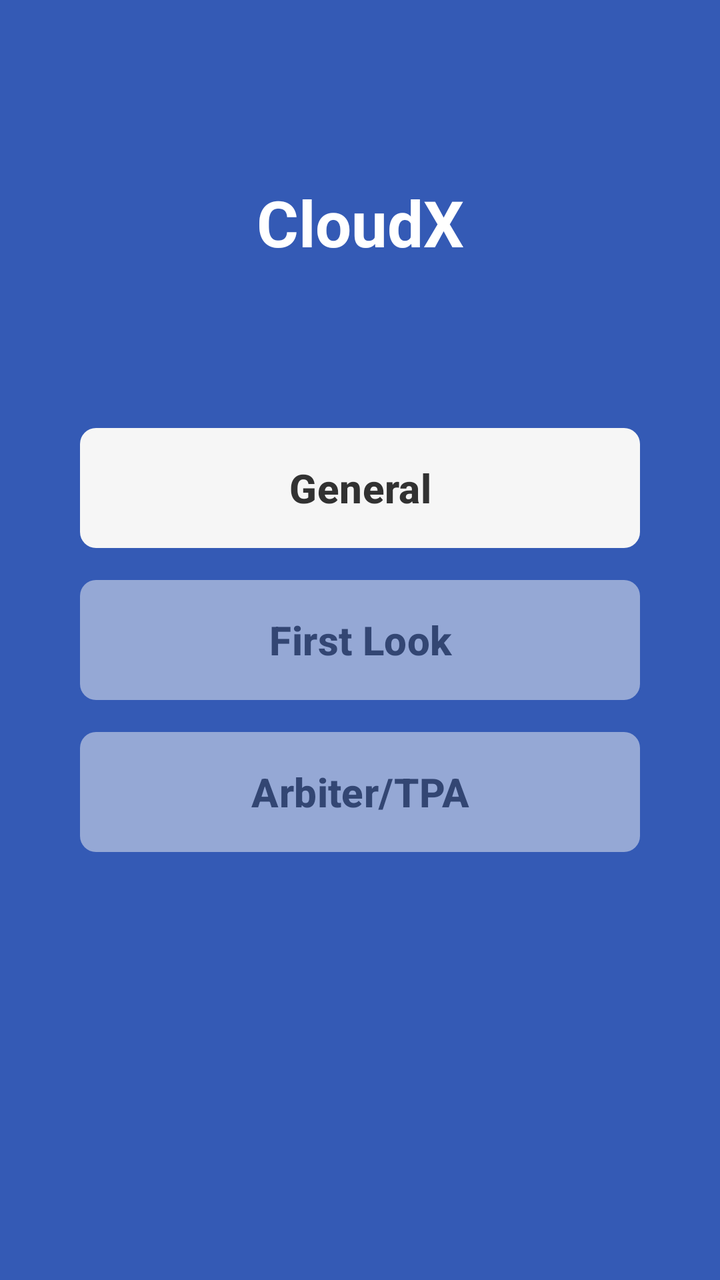
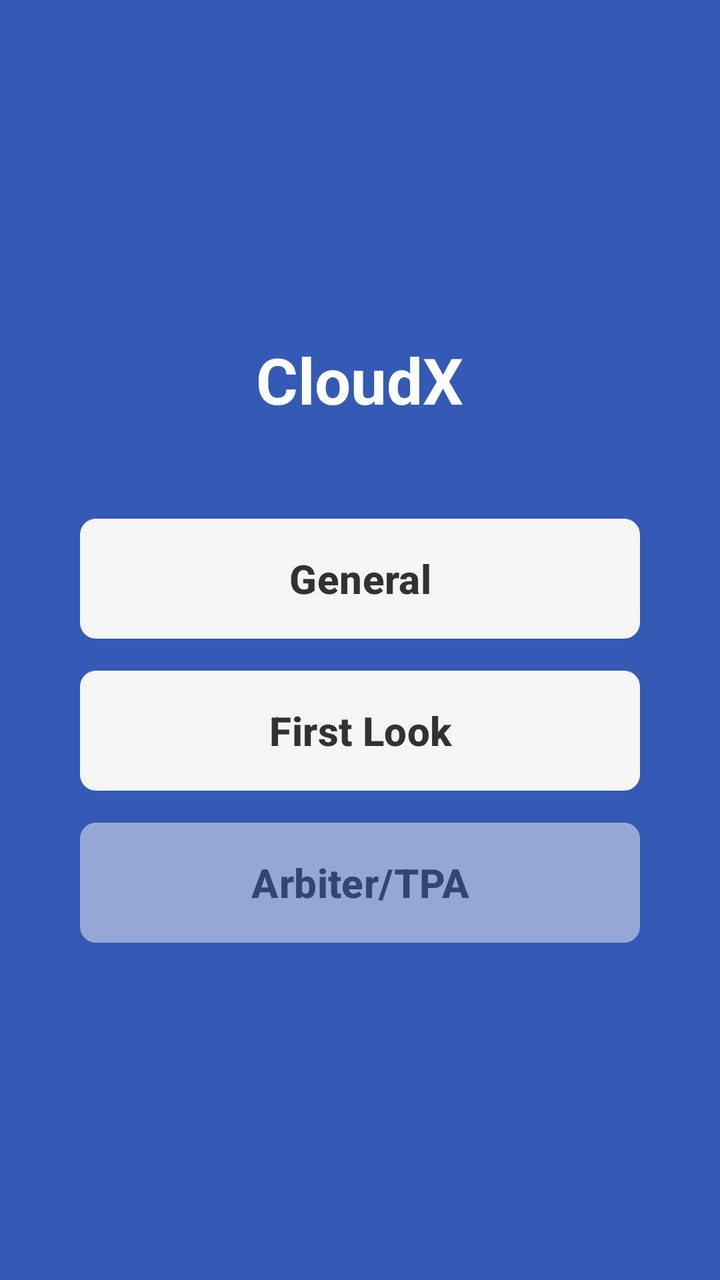

Screens rendered from an Android XML layout before and after an edit, with the pre-edit source and the edit as a unified diff.
<!-- AndroidManifest.xml: activity theme Theme.Cloudxsdk.Options -->
<!-- res/layout/activity_options.xml -->
<?xml version="1.0" encoding="utf-8"?>
<androidx.constraintlayout.widget.ConstraintLayout
    xmlns:android="http://schemas.android.com/apk/res/android"
    xmlns:app="http://schemas.android.com/apk/res-auto"
    android:layout_width="match_parent"
    android:layout_height="match_parent">

    <TextView
        android:id="@+id/options_title"
        android:layout_width="wrap_content"
        android:layout_height="wrap_content"
        android:text="@string/options_title"
        android:textColor="@android:color/white"
        android:textSize="32sp"
        android:textStyle="bold"
        app:layout_constraintTop_toTopOf="parent"
        app:layout_constraintBottom_toBottomOf="parent"
        app:layout_constraintStart_toStartOf="parent"
        app:layout_constraintEnd_toEndOf="parent"
        app:layout_constraintVertical_bias="0.15" />

    <LinearLayout
        android:layout_width="0dp"
        android:layout_height="wrap_content"
        android:layout_marginStart="24dp"
        android:layout_marginEnd="24dp"
        android:orientation="vertical"
        app:layout_constraintWidth_max="280dp"
        app:layout_constraintTop_toTopOf="parent"
        app:layout_constraintBottom_toBottomOf="parent"
        app:layout_constraintStart_toStartOf="parent"
        app:layout_constraintEnd_toEndOf="parent">

        <com.google.android.material.button.MaterialButton
            android:id="@+id/btn_general"
            style="@style/Widget.Material3.Button"
            android:layout_width="match_parent"
            android:layout_height="wrap_content"
            android:minHeight="60dp"
            android:insetTop="0dp"
            android:insetBottom="0dp"
            android:singleLine="false"
            android:text="@string/options_general"
            android:textColor="@color/options_button_text"
            android:textSize="20sp"
            android:textStyle="bold"
            app:backgroundTint="@color/options_button"
            app:cornerRadius="8dp" />

        <com.google.android.material.button.MaterialButton
            android:id="@+id/btn_first_look"
            style="@style/Widget.Material3.Button"
            android:layout_width="match_parent"
            android:layout_height="wrap_content"
            android:minHeight="60dp"
            android:layout_marginTop="16dp"
            android:insetTop="0dp"
            android:insetBottom="0dp"
            android:singleLine="false"
            android:alpha="0.5"
            android:enabled="false"
            android:text="@string/options_first_look"
            android:textColor="@color/options_button_text"
            android:textSize="20sp"
            android:textStyle="bold"
            app:backgroundTint="@color/options_button"
            app:cornerRadius="8dp" />

        <com.google.android.material.button.MaterialButton
            android:id="@+id/btn_arbiter_tpa"
            style="@style/Widget.Material3.Button"
            android:layout_width="match_parent"
            android:layout_height="wrap_content"
            android:minHeight="60dp"
            android:layout_marginTop="16dp"
            android:insetTop="0dp"
            android:insetBottom="0dp"
            android:singleLine="false"
            android:alpha="0.5"
            android:enabled="false"
            android:text="@string/options_arbiter_tpa"
            android:textColor="@color/options_button_text"
            android:textSize="20sp"
            android:textStyle="bold"
            app:backgroundTint="@color/options_button"
            app:cornerRadius="8dp" />
    </LinearLayout>

</androidx.constraintlayout.widget.ConstraintLayout>
<!-- resources referenced by this layout -->
<resources>
  <color name="options_button">#F6F6F6</color>
  <color name="options_button_text">#323232</color>
  <string name="options_arbiter_tpa">Arbiter/TPA</string>
  <string name="options_first_look">First Look</string>
  <string name="options_general">General</string>
  <string name="options_title">CloudX</string>
  <style name="Theme.Cloudxsdk.Options">
          <item name="android:windowBackground">@color/options_background</item>
          <item name="android:statusBarColor">@color/options_background</item>
          <item name="android:navigationBarColor">@color/options_background</item>
          <item name="android:windowLightStatusBar">false</item>
          <item name="android:windowLightNavigationBar" tools:targetApi="27">false</item>
          <item name="android:enforceStatusBarContrast" tools:targetApi="29">false</item>
      </style>
  <color name="options_background">#345AB5</color>
</resources>

<!-- the commit's change to res/layout/activity_options.xml (unified diff, before → after) -->
@@ -1,89 +1,93 @@
 <?xml version="1.0" encoding="utf-8"?>
-<androidx.constraintlayout.widget.ConstraintLayout
-    xmlns:android="http://schemas.android.com/apk/res/android"
+<ScrollView xmlns:android="http://schemas.android.com/apk/res/android"
     xmlns:app="http://schemas.android.com/apk/res-auto"
     android:layout_width="match_parent"
-    android:layout_height="match_parent">
-
-    <TextView
-        android:id="@+id/options_title"
-        android:layout_width="wrap_content"
-        android:layout_height="wrap_content"
-        android:text="@string/options_title"
-        android:textColor="@android:color/white"
-        android:textSize="32sp"
-        android:textStyle="bold"
-        app:layout_constraintTop_toTopOf="parent"
-        app:layout_constraintBottom_toBottomOf="parent"
-        app:layout_constraintStart_toStartOf="parent"
-        app:layout_constraintEnd_toEndOf="parent"
-        app:layout_constraintVertical_bias="0.15" />
+    android:layout_height="match_parent"
+    android:fitsSystemWindows="true"
+    android:fillViewport="true">
 
     <LinearLayout
-        android:layout_width="0dp"
+        android:layout_width="match_parent"
         android:layout_height="wrap_content"
-        android:layout_marginStart="24dp"
-        android:layout_marginEnd="24dp"
+        android:gravity="center"
         android:orientation="vertical"
-        app:layout_constraintWidth_max="280dp"
-        app:layout_constraintTop_toTopOf="parent"
-        app:layout_constraintBottom_toBottomOf="parent"
-        app:layout_constraintStart_toStartOf="parent"
-        app:layout_constraintEnd_toEndOf="parent">
+        android:padding="24dp">
 
-        <com.google.android.material.button.MaterialButton
-            android:id="@+id/btn_general"
-            style="@style/Widget.Material3.Button"
+        <TextView
+            android:id="@+id/options_title"
+            android:layout_width="wrap_content"
+            android:layout_height="wrap_content"
+            android:layout_marginBottom="48dp"
+            android:text="@string/options_title"
+            android:textColor="@android:color/white"
+            android:textSize="32sp"
+            android:textStyle="bold" />
+
+        <androidx.constraintlayout.widget.ConstraintLayout
             android:layout_width="match_parent"
-            android:layout_height="wrap_content"
-            android:minHeight="60dp"
-            android:insetTop="0dp"
-            android:insetBottom="0dp"
-            android:singleLine="false"
-            android:text="@string/options_general"
-            android:textColor="@color/options_button_text"
-            android:textSize="20sp"
-            android:textStyle="bold"
-            app:backgroundTint="@color/options_button"
-            app:cornerRadius="8dp" />
+            android:layout_height="wrap_content">
 
-        <com.google.android.material.button.MaterialButton
-            android:id="@+id/btn_first_look"
-            style="@style/Widget.Material3.Button"
-            android:layout_width="match_parent"
-            android:layout_height="wrap_content"
-            android:minHeight="60dp"
-            android:layout_marginTop="16dp"
-            android:insetTop="0dp"
-            android:insetBottom="0dp"
-            android:singleLine="false"
-            android:alpha="0.5"
-            android:enabled="false"
-            android:text="@string/options_first_look"
-            android:textColor="@color/options_button_text"
-            android:textSize="20sp"
-            android:textStyle="bold"
-            app:backgroundTint="@color/options_button"
-            app:cornerRadius="8dp" />
+            <LinearLayout
+                android:layout_width="0dp"
+                android:layout_height="wrap_content"
+                android:orientation="vertical"
+                app:layout_constraintWidth_max="280dp"
+                app:layout_constraintTop_toTopOf="parent"
+                app:layout_constraintStart_toStartOf="parent"
+                app:layout_constraintEnd_toEndOf="parent">
 
-        <com.google.android.material.button.MaterialButton
-            android:id="@+id/btn_arbiter_tpa"
-            style="@style/Widget.Material3.Button"
-            android:layout_width="match_parent"
-            android:layout_height="wrap_content"
-            android:minHeight="60dp"
-            android:layout_marginTop="16dp"
-            android:insetTop="0dp"
-            android:insetBottom="0dp"
-            android:singleLine="false"
-            android:alpha="0.5"
-            android:enabled="false"
-            android:text="@string/options_arbiter_tpa"
-            android:textColor="@color/options_button_text"
-            android:textSize="20sp"
-            android:textStyle="bold"
-            app:backgroundTint="@color/options_button"
-            app:cornerRadius="8dp" />
+                <com.google.android.material.button.MaterialButton
+                    android:id="@+id/btn_general"
+                    style="@style/Widget.Material3.Button"
+                    android:layout_width="match_parent"
+                    android:layout_height="wrap_content"
+                    android:minHeight="60dp"
+                    android:insetTop="0dp"
+                    android:insetBottom="0dp"
+                    android:singleLine="false"
+                    android:text="@string/options_general"
+                    android:textColor="@color/options_button_text"
+                    android:textSize="20sp"
+                    android:textStyle="bold"
+                    app:backgroundTint="@color/options_button"
+                    app:cornerRadius="8dp" />
+
+                <com.google.android.material.button.MaterialButton
+                    android:id="@+id/btn_first_look"
+                    style="@style/Widget.Material3.Button"
+                    android:layout_width="match_parent"
+                    android:layout_height="wrap_content"
+                    android:minHeight="60dp"
+                    android:layout_marginTop="16dp"
+                    android:insetTop="0dp"
+                    android:insetBottom="0dp"
+                    android:singleLine="false"
+                    android:text="@string/options_first_look"
+                    android:textColor="@color/options_button_text"
+                    android:textSize="20sp"
+                    android:textStyle="bold"
+                    app:backgroundTint="@color/options_button"
+                    app:cornerRadius="8dp" />
+
+                <com.google.android.material.button.MaterialButton
+                    android:id="@+id/btn_arbiter_tpa"
+                    style="@style/Widget.Material3.Button"
+                    android:layout_width="match_parent"
+                    android:layout_height="wrap_content"
+                    android:minHeight="60dp"
+                    android:layout_marginTop="16dp"
+                    android:insetTop="0dp"
+                    android:insetBottom="0dp"
+                    android:singleLine="false"
+                    android:alpha="0.5"
+                    android:enabled="false"
+                    android:text="@string/options_arbiter_tpa"
+                    android:textColor="@color/options_button_text"
+                    android:textSize="20sp"
+                    android:textStyle="bold"
+                    app:backgroundTint="@color/options_button"
+                    app:cornerRadius="8dp" />
+            </LinearLayout>
+        </androidx.constraintlayout.widget.ConstraintLayout>
     </LinearLayout>
-
-</androidx.constraintlayout.widget.ConstraintLayout>
+</ScrollView>
